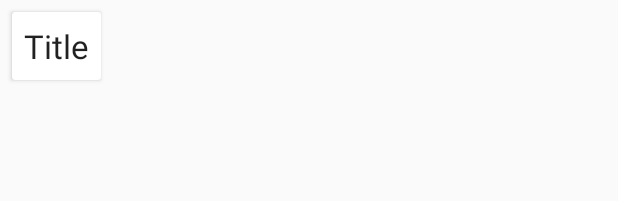
After one commit to demirtasm/cryptocurrencytracker, an Android app: the layout coin_items.xml on its own in the app's theme, with its tools: preview values and no code run, on a phone screen of 412 x 824 dp. The commit adds this screen. Shown: the top 201 px of the screen. Run offline under Robolectric (Android 15) with nearby library versions, the phone set to English and light mode, and no system bars.

Commit message:
Adding List All Coin

```diff
--- a/app/build.gradle
+++ b/app/build.gradle
@@ -41,6 +41,7 @@ dependencies {
     implementation "androidx.lifecycle:lifecycle-viewmodel-ktx:2.2.0"
     implementation "android.arch.lifecycle:extensions:1.1.1"
     implementation "android.arch.lifecycle:viewmodel:1.1.1"
+    implementation "androidx.cardview:cardview:1.0.0"
     testImplementation 'junit:junit:4.12'
     androidTestImplementation 'androidx.test.ext:junit:1.1.2'
     androidTestImplementation 'androidx.test.espresso:espresso-core:3.3.0'
--- a/app/src/main/java/com/example/cryptocurrencytracker/services/ApiInterfaces.kt
+++ b/app/src/main/java/com/example/cryptocurrencytracker/services/ApiInterfaces.kt
@@ -5,5 +5,5 @@ import retrofit2.http.GET
 
 interface ApiInterfaces {
     @GET("api/v3/coins/list")
-    suspend fun getCoinList():Coin
+    suspend fun getCoinList(): Coin
 }
--- a/app/src/main/java/com/example/cryptocurrencytracker/services/RetrofitInstance.kt
+++ b/app/src/main/java/com/example/cryptocurrencytracker/services/RetrofitInstance.kt
@@ -4,14 +4,14 @@ import com.example.cryptocurrencytracker.utils.Constants.BASE_URL
 import retrofit2.Retrofit
 import retrofit2.converter.gson.GsonConverterFactory
 
-abstract class RetrofitInstance{
-    companion object{
+abstract class RetrofitInstance {
+    companion object {
         private val retrofit = Retrofit.Builder()
             .addConverterFactory(GsonConverterFactory.create())
             .baseUrl(BASE_URL)
             .build()
 
-        val retrofitInstance:ApiInterfaces by lazy {
+        val retrofitInstance: ApiInterfaces by lazy {
             retrofit.create(ApiInterfaces::class.java)
         }
     }
--- /dev/null
+++ b/app/src/main/res/layout/coin_items.xml
@@ -0,0 +1,24 @@
+<?xml version="1.0" encoding="utf-8"?>
+<androidx.cardview.widget.CardView xmlns:android="http://schemas.android.com/apk/res/android"
+    android:layout_width="wrap_content"
+    android:layout_height="wrap_content"
+    android:layout_marginEnd="8dp"
+    android:layout_marginStart="8dp"
+    android:layout_marginTop="8dp">
+
+    <RelativeLayout
+        android:layout_width="wrap_content"
+        android:layout_height="wrap_content"
+        android:padding="8dp">
+            <TextView
+                android:id="@+id/tvTitle"
+                android:layout_width="wrap_content"
+                android:layout_height="wrap_content"
+                android:text="Title"
+                android:textAppearance="@style/TextAppearance.AppCompat.Large"
+                android:maxLines="1"
+                android:layout_alignParentStart="true"
+                android:ellipsize="end"/>
+    </RelativeLayout>
+
+</androidx.cardview.widget.CardView>
```
Also changed, not shown: app/src/main/java/com/example/cryptocurrencytracker/MainActivity.kt (+29 -2 lines), app/src/main/java/com/example/cryptocurrencytracker/adapter/CoinListAdapter.kt (added, +46 -0 lines), app/src/main/java/com/example/cryptocurrencytracker/viewmodel/CoinListViewModel.kt (+6 -6 lines), app/src/main/res/layout/activity_main.xml (+7 -10 lines).
